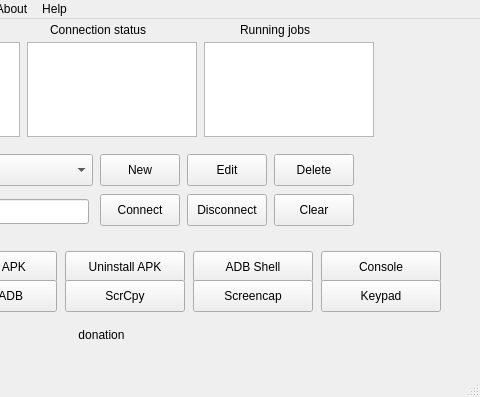
Old version of the form mainwindow2.ui in the repository Eliminater74/adblink; both pictures show x 229 to 709 and y 0 to 397 of the 709 by 397 pixel window.
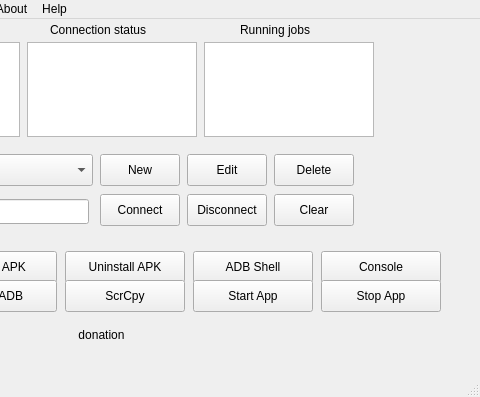
New version of the form.

Commit message: adblink2 stop/start app buttons

Diff of the .ui file:
```diff
--- a/mainwindow2.ui
+++ b/mainwindow2.ui
@@ -948,7 +948,7 @@
         <string>&lt;html&gt;&lt;head/&gt;&lt;body&gt;&lt;p&gt;Get screen capture from device. Shortcut: Ctrl-W&lt;/p&gt;&lt;/body&gt;&lt;/html&gt;</string>
        </property>
        <property name="text">
-        <string>Screencap</string>
+        <string>Start App</string>
        </property>
       </widget>
      </item>
@@ -973,7 +973,7 @@
         <string>&lt;html&gt;&lt;head/&gt;&lt;body&gt;&lt;p&gt;Remote Android keypad. Shortcut: Ctrl-U&lt;/p&gt;&lt;/body&gt;&lt;/html&gt;</string>
        </property>
        <property name="text">
-        <string>Keypad</string>
+        <string>Stop App</string>
        </property>
       </widget>
      </item>
```
Left out of the diff: 28 changed lines with no effect on the pictures. The commit also changes 3 other files.
